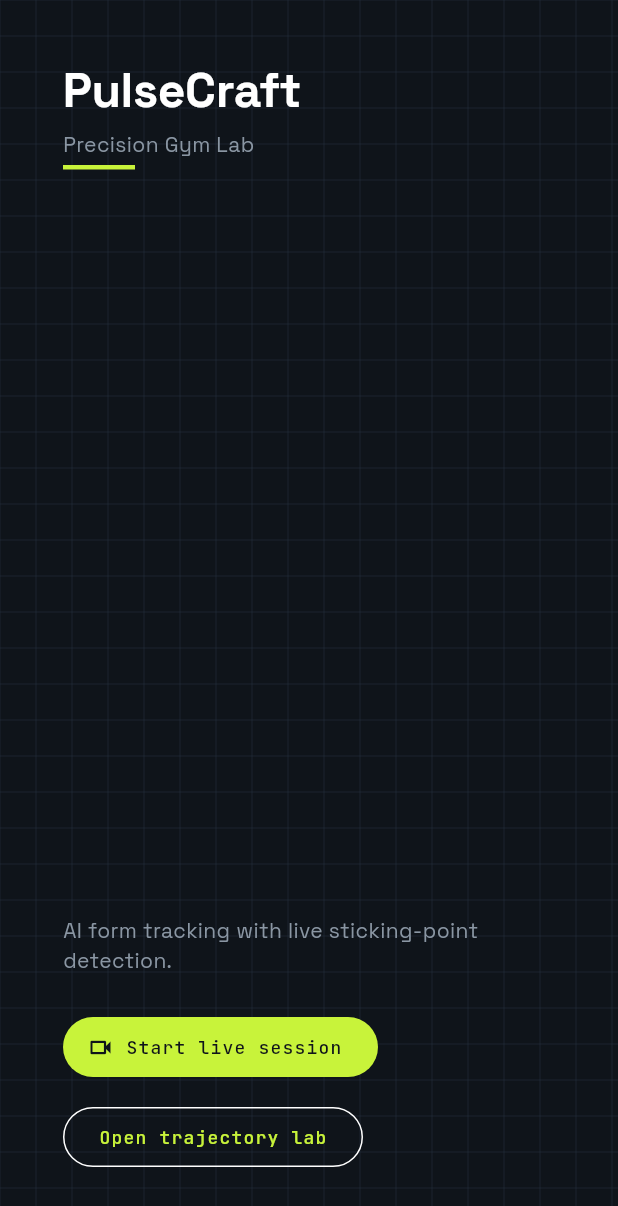
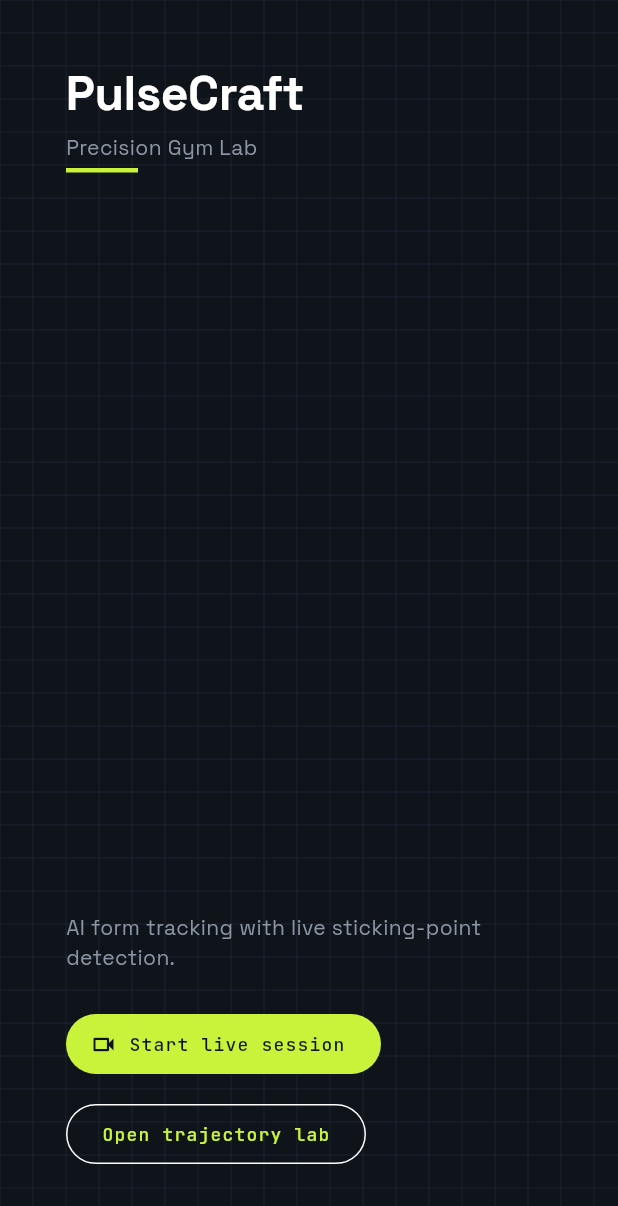
Before and after one commit to AdrRojek/PulseCraft-Ai, a Flutter app: the screen it shows after launch, on a phone screen of 412 x 824 dp. Shown: the top 1206 px of the screen. Run offline on Flutter 3.47's test engine with Material 3 defaults, Android fonts, the phone set to English and light mode, and no system bars; our stand-ins replace equatable, fl_chart, flutter_bloc, go_router, google_fonts.

```diff
--- a/mobile/lib/features/home/home_screen.dart
+++ b/mobile/lib/features/home/home_screen.dart
@@ -11,10 +11,10 @@ class HomeScreen extends StatelessWidget {
   Widget build(BuildContext context) {
     return Scaffold(
       body: TechnicalGridBackground(
-        spacing: 24,
+        spacing: 22,
         child: SafeArea(
           child: Padding(
-            padding: const EdgeInsets.all(42.0),
+            padding: const EdgeInsets.all(44.0),
             child: Column(
               crossAxisAlignment: CrossAxisAlignment.start,
               children: [
```
